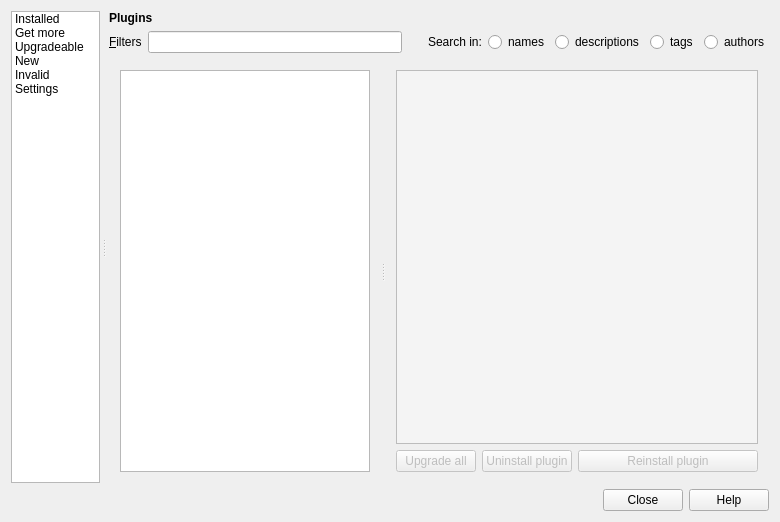
carsmie/QGIS, file src/ui/qgspluginmanagerbase.ui: the form before one commit.
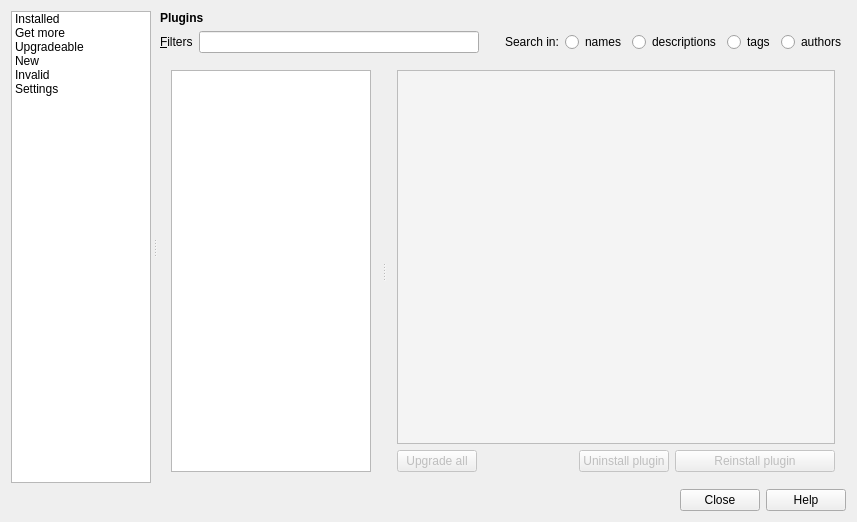
The form after the commit. Icons and pictures are not drawn. Custom widgets are drawn as their Qt base class.

Commit message: [Plugin Manager] Minor fixes and gui tweaks

What changed in the file:
```diff
--- a/src/ui/qgspluginmanagerbase.ui
+++ b/src/ui/qgspluginmanagerbase.ui
@@ -6,13 +6,13 @@
    <rect>
     <x>0</x>
     <y>0</y>
-    <width>780</width>
-    <height>519</height>
+    <width>857</width>
+    <height>507</height>
    </rect>
   </property>
   <property name="minimumSize">
    <size>
-    <width>780</width>
+    <width>790</width>
     <height>0</height>
    </size>
   </property>
@@ -73,7 +73,7 @@
          </property>
          <property name="minimumSize">
           <size>
-           <width>52</width>
+           <width>140</width>
            <height>0</height>
           </size>
          </property>
@@ -387,13 +387,19 @@
                  </property>
                  <property name="minimumSize">
                   <size>
-                   <width>250</width>
+                   <width>200</width>
                    <height>0</height>
                   </size>
                  </property>
+                 <property name="horizontalScrollBarPolicy">
+                  <enum>Qt::ScrollBarAlwaysOff</enum>
+                 </property>
                  <property name="showDropIndicator" stdset="0">
                   <bool>false</bool>
                  </property>
+                 <property name="alternatingRowColors">
+                  <bool>false</bool>
+                 </property>
                  <property name="selectionMode">
                   <enum>QAbstractItemView::SingleSelection</enum>
                  </property>
@@ -423,6 +429,12 @@
                    <verstretch>0</verstretch>
                   </sizepolicy>
                  </property>
+                 <property name="minimumSize">
+                  <size>
+                   <width>0</width>
+                   <height>0</height>
+                  </size>
+                 </property>
                  <property name="acceptDrops">
                   <bool>false</bool>
                  </property>
@@ -489,7 +501,7 @@
                    </property>
                    <property name="minimumSize">
                     <size>
-                     <width>180</width>
+                     <width>160</width>
                      <height>0</height>
                     </size>
                    </property>
```
Left out of the diff: 3 changed lines with no effect on the pictures. The commit also changes 5 other files.
